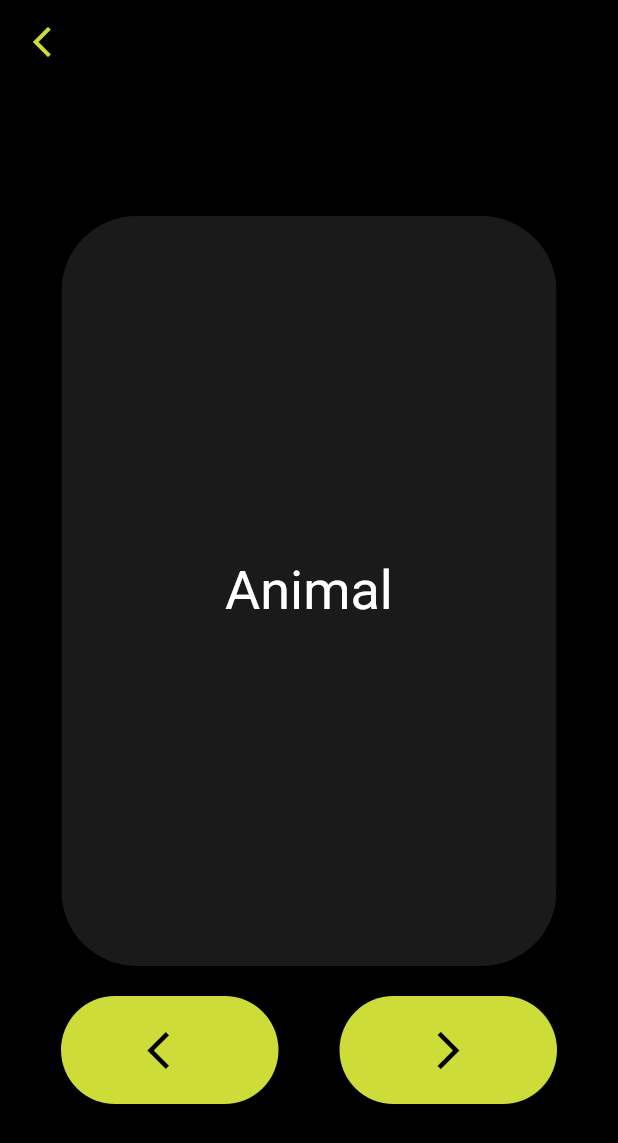
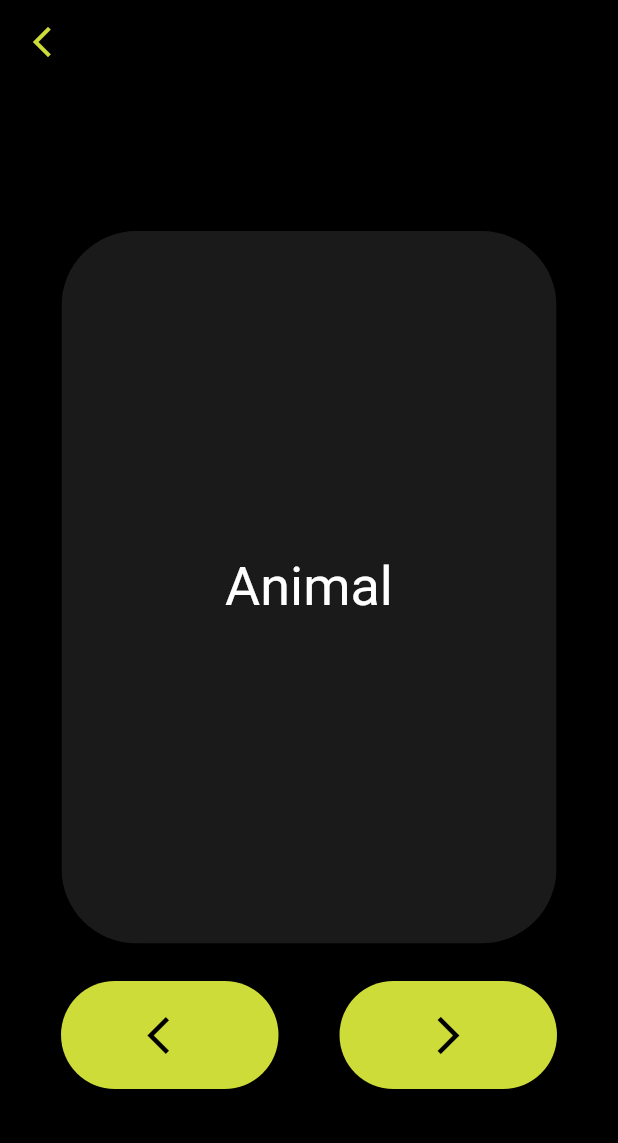
Before and after one commit to Kacp-R/fiszki, a Flutter app: the screen it shows after launch, after a tap on "Flashcards", on a phone screen of 412 x 824 dp. Shown: the top 1143 px of the screen. Run offline on Flutter 3.47's test engine with Material 2 defaults, Android fonts, the phone set to English and light mode, and no system bars; drawn by our look-alikes of flip_card; network calls fail.

Commit message:
-lime mainpage added cool fajnie

```diff
--- a/lib/flashcards.dart
+++ b/lib/flashcards.dart
@@ -65,7 +65,7 @@ class FlashcardsPageState extends State<FlashcardsPage> {
               front: ClipRRect(
                 borderRadius: BorderRadius.circular(50),
                 child: Container(
-                  height: 500,
+                  height: 475,
                   width: 330,
                   color: Colors.white10,
                   child: Center(
@@ -79,7 +79,7 @@ class FlashcardsPageState extends State<FlashcardsPage> {
               back: ClipRRect(
                 borderRadius: BorderRadius.circular(50),
                 child: Container(
-                  height: 500,
+                  height: 475,
                   width: 330,
                   color: Colors.lime,
                   child: Center(
@@ -91,7 +91,7 @@ class FlashcardsPageState extends State<FlashcardsPage> {
                 ),
               ),
             ),
-            const SizedBox(height: 20),
+            const SizedBox(height: 25),
             Row(
               mainAxisAlignment: MainAxisAlignment.spaceEvenly,
               children: [
--- a/lib/main_page.dart
+++ b/lib/main_page.dart
@@ -24,6 +24,21 @@ class _MainState extends State<Main>{
           child: Column(
             mainAxisAlignment: MainAxisAlignment.center,
             children: [
+              Image.network('https://download.logo.wine/logo/Lime_(transportation_company)/Lime_(transportation_company)-Icon-Logo.wine.png'
+                ,fit: BoxFit.contain,
+                height: 300,
+              ),
+              const Text(
+                'LIME',
+                style: TextStyle(color: Colors.lime, fontSize: 65),
+              ),
+              const Text(
+                'your language skills',
+                style: TextStyle(color: Colors.white, fontSize: 20),
+              ),
+              const SizedBox(
+                height: 50.0,
+              ),
               MaterialButton(
                 onPressed: () {
                   Navigator.push(
@@ -31,8 +46,19 @@ class _MainState extends State<Main>{
                     MaterialPageRoute(builder: (context) => FlashcardsPage(cAnswers: cAnswers, tAnswers: tAnswers,)),
                   );
                 },
-                child: Text('Flashcards',
-                style: TextStyle(color: Colors.lime),),
+                child: const Text(
+                  'Flashcards',
+                  style: TextStyle(color: Colors.white, fontSize: 20),
+                ),
+                padding: const EdgeInsets.all(15),
+                minWidth: 350, //ustawianie szerokości przycisku
+                shape: RoundedRectangleBorder(
+                  borderRadius: BorderRadius.circular(20),
+                  side: const BorderSide(color: Colors.grey),
+                ),
+              ),
+              const SizedBox(
+                height: 5.0,
               ),
               MaterialButton(
                 onPressed: () {
@@ -41,8 +67,17 @@ class _MainState extends State<Main>{
                     MaterialPageRoute(builder: (context) => WritingPrac()),
                   );
                 },
-                child: Text('Prac',
-                  style: TextStyle(color: Colors.lime),),
+                child: const Text('Writing practice',
+                  style: TextStyle(color: Colors.white,fontSize: 20),),
+                padding: const EdgeInsets.all(15),
+                minWidth: 350, //ustawianie szerokości przycisku
+                shape: RoundedRectangleBorder(
+                  borderRadius: BorderRadius.circular(20),
+                  side: const BorderSide(color: Colors.grey),
+                ),
+              ),
+              const SizedBox(
+                height: 5.0,
               ),
               MaterialButton(
                 onPressed: () {
@@ -51,8 +86,14 @@ class _MainState extends State<Main>{
                     MaterialPageRoute(builder: (context) => Stats(cAnswers: cAnswers, tAnswers: tAnswers,)),
                   );
                 },
-                child: Text('Stats',
-                  style: TextStyle(color: Colors.lime),),
+                child: const Text('Stats',
+                  style: TextStyle(color: Colors.white,fontSize: 20),),
+                padding: const EdgeInsets.all(15),
+                minWidth: 350, //ustawianie szerokości przycisku
+                shape: RoundedRectangleBorder(
+                  borderRadius: BorderRadius.circular(20),
+                  side: const BorderSide(color: Colors.grey),
+                ),
               ),
             ],
           ),
```
